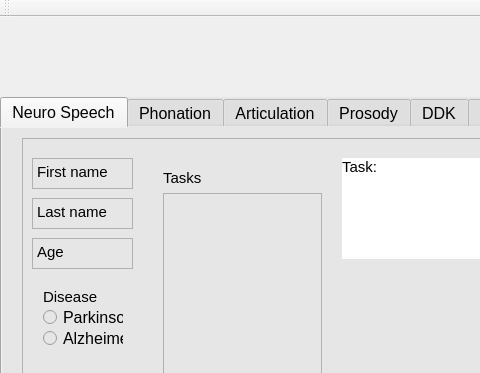
jcvasquezc/NeuroSpeech, file src/PDTool/mainwindow.ui: the form before one commit; both pictures show x 0 to 480 and y 0 to 373 of the 1291 by 699 pixel window.
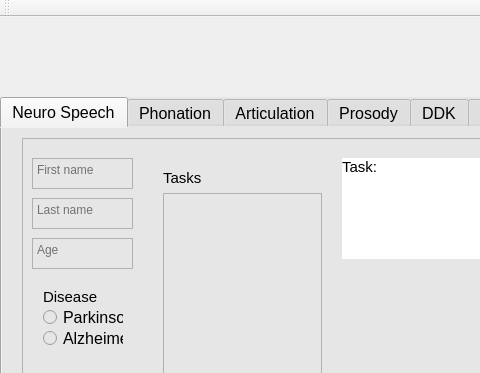
The form after the commit. The open tabs and pages were chosen to show the change. Custom widgets are drawn as their Qt base class.

```diff
--- a/src/PDTool/mainwindow.ui
+++ b/src/PDTool/mainwindow.ui
@@ -150,8 +150,11 @@
         <string>&lt;!DOCTYPE HTML PUBLIC &quot;-//W3C//DTD HTML 4.0//EN&quot; &quot;http://www.w3.org/TR/REC-html40/strict.dtd&quot;&gt;
 &lt;html&gt;&lt;head&gt;&lt;meta name=&quot;qrichtext&quot; content=&quot;1&quot; /&gt;&lt;style type=&quot;text/css&quot;&gt;
 p, li { white-space: pre-wrap; }
-&lt;/style&gt;&lt;/head&gt;&lt;body style=&quot; font-family:'Ubuntu'; font-size:11pt; font-weight:400; font-style:normal;&quot;&gt;
-&lt;p style=&quot; margin-top:0px; margin-bottom:0px; margin-left:0px; margin-right:0px; -qt-block-indent:0; text-indent:0px;&quot;&gt;First name&lt;/p&gt;&lt;/body&gt;&lt;/html&gt;</string>
+&lt;/style&gt;&lt;/head&gt;&lt;body style=&quot; font-family:'MS Shell Dlg 2'; font-size:8.25pt; font-weight:400; font-style:normal;&quot;&gt;
+&lt;p style=&quot;-qt-paragraph-type:empty; margin-top:0px; margin-bottom:0px; margin-left:0px; margin-right:0px; -qt-block-indent:0; text-indent:0px;&quot;&gt;&lt;br /&gt;&lt;/p&gt;&lt;/body&gt;&lt;/html&gt;</string>
+       </property>
+       <property name="placeholderText">
+        <string>First name</string>
        </property>
       </widget>
       <widget class="QTextEdit" name="textEdit_2">
@@ -167,8 +170,11 @@
         <string>&lt;!DOCTYPE HTML PUBLIC &quot;-//W3C//DTD HTML 4.0//EN&quot; &quot;http://www.w3.org/TR/REC-html40/strict.dtd&quot;&gt;
 &lt;html&gt;&lt;head&gt;&lt;meta name=&quot;qrichtext&quot; content=&quot;1&quot; /&gt;&lt;style type=&quot;text/css&quot;&gt;
 p, li { white-space: pre-wrap; }
-&lt;/style&gt;&lt;/head&gt;&lt;body style=&quot; font-family:'Ubuntu'; font-size:11pt; font-weight:400; font-style:normal;&quot;&gt;
-&lt;p style=&quot; margin-top:0px; margin-bottom:0px; margin-left:0px; margin-right:0px; -qt-block-indent:0; text-indent:0px;&quot;&gt;Last name&lt;/p&gt;&lt;/body&gt;&lt;/html&gt;</string>
+&lt;/style&gt;&lt;/head&gt;&lt;body style=&quot; font-family:'MS Shell Dlg 2'; font-size:8.25pt; font-weight:400; font-style:normal;&quot;&gt;
+&lt;p style=&quot;-qt-paragraph-type:empty; margin-top:0px; margin-bottom:0px; margin-left:0px; margin-right:0px; -qt-block-indent:0; text-indent:0px;&quot;&gt;&lt;br /&gt;&lt;/p&gt;&lt;/body&gt;&lt;/html&gt;</string>
+       </property>
+       <property name="placeholderText">
+        <string>Last name</string>
        </property>
       </widget>
       <widget class="QCustomPlot" name="customPlot" native="true">
@@ -400,8 +406,11 @@
         <string>&lt;!DOCTYPE HTML PUBLIC &quot;-//W3C//DTD HTML 4.0//EN&quot; &quot;http://www.w3.org/TR/REC-html40/strict.dtd&quot;&gt;
 &lt;html&gt;&lt;head&gt;&lt;meta name=&quot;qrichtext&quot; content=&quot;1&quot; /&gt;&lt;style type=&quot;text/css&quot;&gt;
 p, li { white-space: pre-wrap; }
-&lt;/style&gt;&lt;/head&gt;&lt;body style=&quot; font-family:'Ubuntu'; font-size:11pt; font-weight:400; font-style:normal;&quot;&gt;
-&lt;p style=&quot; margin-top:0px; margin-bottom:0px; margin-left:0px; margin-right:0px; -qt-block-indent:0; text-indent:0px;&quot;&gt;Age&lt;/p&gt;&lt;/body&gt;&lt;/html&gt;</string>
+&lt;/style&gt;&lt;/head&gt;&lt;body style=&quot; font-family:'MS Shell Dlg 2'; font-size:8.25pt; font-weight:400; font-style:normal;&quot;&gt;
+&lt;p style=&quot;-qt-paragraph-type:empty; margin-top:0px; margin-bottom:0px; margin-left:0px; margin-right:0px; -qt-block-indent:0; text-indent:0px;&quot;&gt;&lt;br /&gt;&lt;/p&gt;&lt;/body&gt;&lt;/html&gt;</string>
+       </property>
+       <property name="placeholderText">
+        <string>Age</string>
        </property>
       </widget>
      </widget>
```
Left out of the diff: 36 changed lines with no effect on the pictures.
